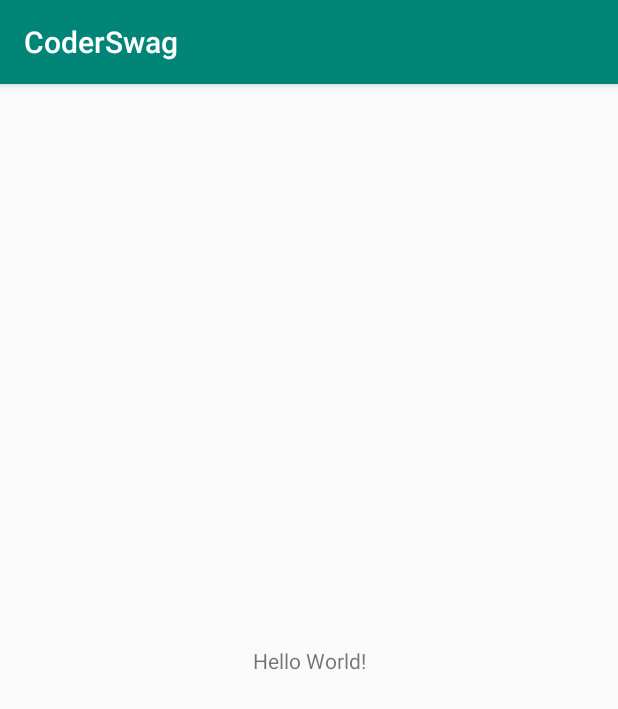
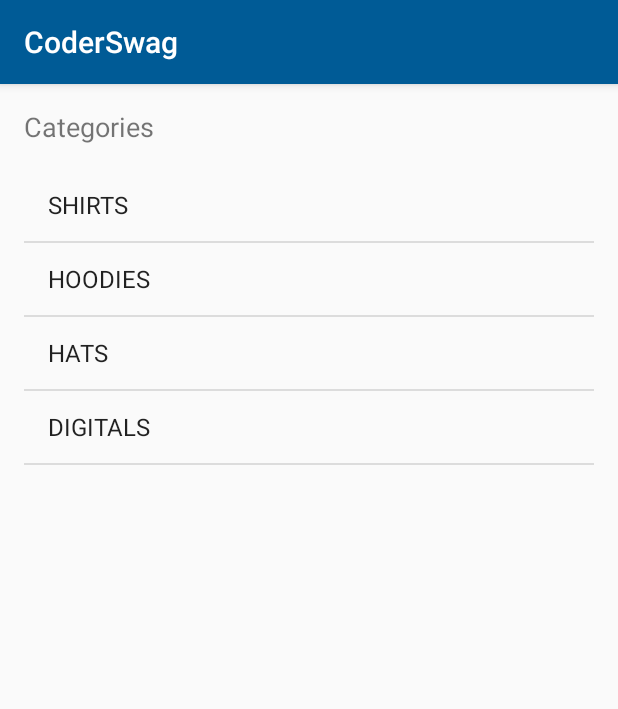
Before and after one commit to toniexploits/CoderSwag, an Android app: the screen it shows after launch (MainActivity), on a phone screen of 412 x 824 dp. Shown: the top 709 px of the screen. Run offline under Robolectric (Android 15) with nearby library versions, the phone set to English and light mode, and no system bars.

Commit message:
lesson-02 creating list view and adapters

```diff
--- a/app/build.gradle
+++ b/app/build.gradle
@@ -32,4 +32,5 @@ dependencies {
     testImplementation 'junit:junit:4.12'
     androidTestImplementation 'androidx.test:runner:1.1.1'
     androidTestImplementation 'androidx.test.espresso:espresso-core:3.1.1'
+    implementation 'androidx.recyclerview:recyclerview:1.0.0'
 }
--- a/app/src/main/java/com/example/coderswag/controller/MainActivity.kt
+++ b/app/src/main/java/com/example/coderswag/controller/MainActivity.kt
@@ -2,12 +2,21 @@ package com.example.coderswag.controller
 
 import androidx.appcompat.app.AppCompatActivity
 import android.os.Bundle
+import android.widget.ArrayAdapter
 import com.example.coderswag.R
+import com.example.coderswag.model.Category
+import com.example.coderswag.services.DataService
+import kotlinx.android.synthetic.main.activity_main.*
 
 class MainActivity : AppCompatActivity() {
+
+    lateinit var adapter : ArrayAdapter<Category>
 
     override fun onCreate(savedInstanceState: Bundle?) {
         super.onCreate(savedInstanceState)
         setContentView(R.layout.activity_main)
+
+        adapter = ArrayAdapter(this, android.R.layout.simple_list_item_1, DataService.categories)
+        categoryListView.adapter = adapter
     }
 }
--- a/app/src/main/java/com/example/coderswag/model/Category.kt
+++ b/app/src/main/java/com/example/coderswag/model/Category.kt
@@ -1,3 +1,7 @@
 package com.example.coderswag.model
 
-class Category (val title: String, val image: String)
+class Category (val title: String, val image: String){
+    override fun toString(): String {
+        return title
+    }
+}
--- a/app/src/main/res/layout/activity_main.xml
+++ b/app/src/main/res/layout/activity_main.xml
@@ -7,12 +7,27 @@
     tools:context=".controller.MainActivity">
 
     <TextView
+        android:id="@+id/textView"
         android:layout_width="wrap_content"
         android:layout_height="wrap_content"
-        android:text="Hello World!"
-        app:layout_constraintBottom_toBottomOf="parent"
+        android:layout_marginLeft="16dp"
+        android:layout_marginTop="16dp"
+        android:text="Categories"
+        android:textSize="18sp"
         app:layout_constraintLeft_toLeftOf="parent"
-        app:layout_constraintRight_toRightOf="parent"
         app:layout_constraintTop_toTopOf="parent" />
 
+    <ListView
+        android:id="@+id/categoryListView"
+        android:layout_width="0dp"
+        android:layout_height="0dp"
+        android:layout_marginStart="16dp"
+        android:layout_marginTop="16dp"
+        android:layout_marginEnd="16dp"
+        android:layout_marginBottom="16dp"
+        app:layout_constraintBottom_toBottomOf="parent"
+        app:layout_constraintEnd_toEndOf="parent"
+        app:layout_constraintStart_toStartOf="parent"
+        app:layout_constraintTop_toBottomOf="@+id/textView" />
+
 </androidx.constraintlayout.widget.ConstraintLayout>
--- a/app/src/main/res/values/colors.xml
+++ b/app/src/main/res/values/colors.xml
@@ -1,6 +1,6 @@
 <?xml version="1.0" encoding="utf-8"?>
 <resources>
-    <color name="colorPrimary">#008577</color>
-    <color name="colorPrimaryDark">#00574B</color>
+    <color name="colorPrimary">#005B96</color>
+    <color name="colorPrimaryDark">#005B84</color>
     <color name="colorAccent">#D81B60</color>
 </resources>
```
Also changed, not shown: app/src/main/res/layout/category_list_item.xml (added, +33 -0 lines).
